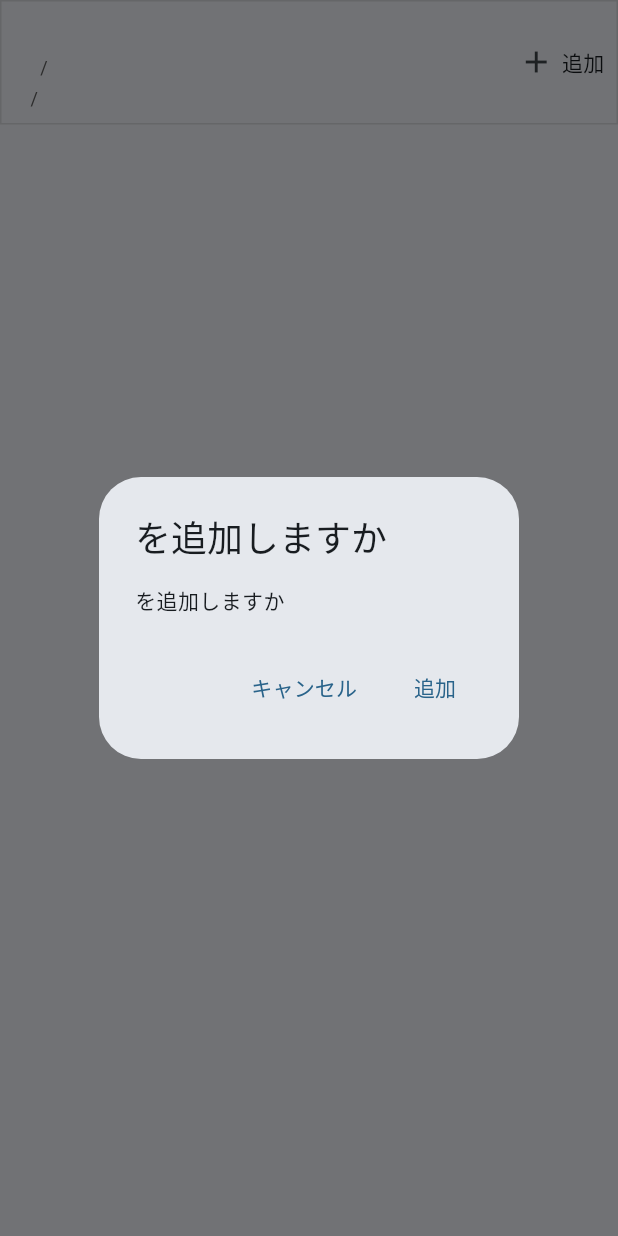
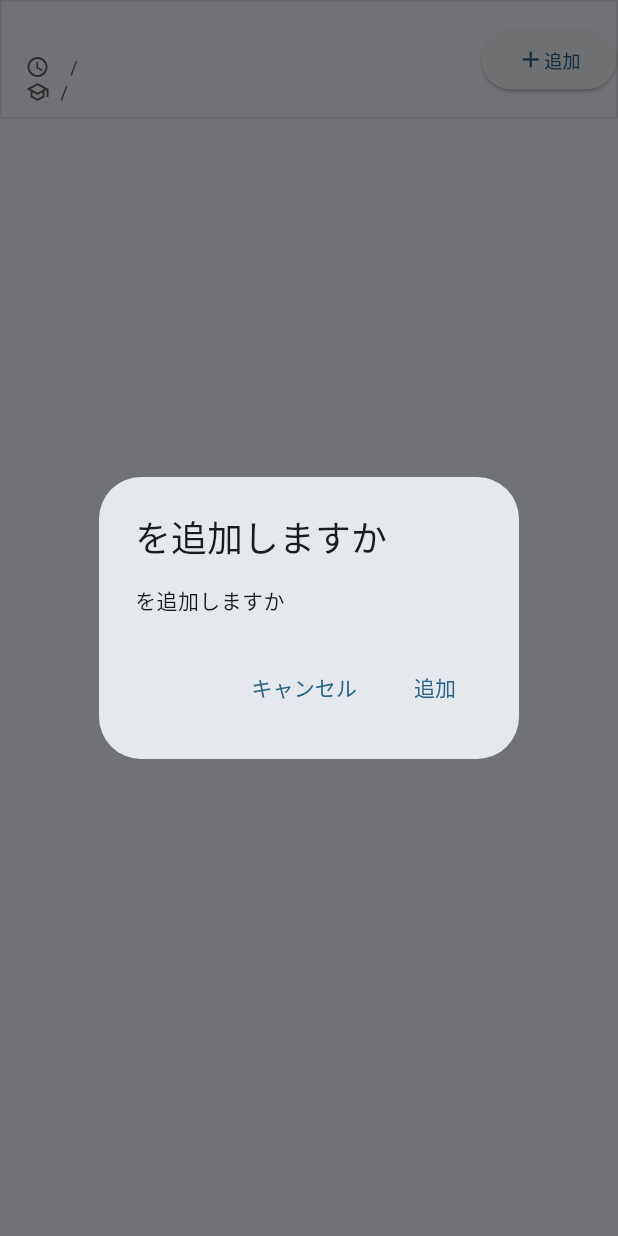
Before and after one commit to wasedaconnect/waseda_connect, a Flutter app: the SyllabusItemWidget widget shown alone on an empty page, opened directly with empty values, after a tap on "追加", on a phone screen of 412 x 824 dp. Run offline on Flutter 3.47's test engine with Material 3 defaults, Android fonts, the phone set to English and light mode, and no system bars; our stand-ins replace csv, firebase_analytics, firebase_core, firebase_remote_config, flutter_riverpod, hooks_riverpod and 4 more; missing offline and left inert: dart:ffi, ulid, version; accounts and stored records are empty.

Commit message:
ボタンのスタイルの変更

```diff
--- a/lib/components/ClassListViewComponent.dart
+++ b/lib/components/ClassListViewComponent.dart
@@ -124,6 +124,14 @@ class SyllabusItemWidget extends ConsumerWidget {
                               overflow: TextOverflow.ellipsis,
                             ),
                             SizedBox(height: 4.0),
+                            Row(
+                              children: [
+                                Icon(
+                                  Icons.access_time,
+                                  size: 16,
+                                  color: Colors.grey[700],
+                                ), // Iconを追加
+                                SizedBox(width: 4), // アイコンとテキストの間隔を調整
                                 Text(
                                   '${termMap[classData.semester]} ${numToDay[classData.classDay1]} ${periodMap[classData.classStart1]}' +
                                       (classData.classDay2 != 7 ||
@@ -135,8 +143,18 @@ class SyllabusItemWidget extends ConsumerWidget {
                                     color: Colors.grey[700],
                                   ),
                                 ),
-                            SizedBox(height: 4.0),
-                            Text(
+                              ],
+                            ),
+                            Row(
+                              children: [
+                                Icon(
+                                  Icons.school_outlined,
+                                  size: 16,
+                                  color: Colors.grey[700],
+                                ),
+                                SizedBox(width: 4.0),
+                                Expanded(
+                                  child: Text(
                                     '${departments[classData.department]} / ${classData.instructor}',
                                     style: TextStyle(
                                       fontSize: 12.0,
@@ -144,15 +162,21 @@ class SyllabusItemWidget extends ConsumerWidget {
                                     ),
                                     overflow: TextOverflow.ellipsis,
                                   ),
+                                ),
+                              ],
+                            )
                           ],
                         ),
                       ),
                     ),
-                    IconButton(
-                      icon: Row(children: [
+                    ElevatedButton(
+                      child: Row(children: [
                         Icon(Icons.add),
-                        SizedBox(width: 5),
-                        Text('追加'),
+                        // SizedBox(width: 5),
+                        Text(
+                          '追加',
+                          style: TextStyle(fontSize: 12),
+                        ),
                       ]),
                       onPressed: () {
                         // 追加ボタンが押されたときの処理を記述
```
Also changed, not shown: lib/components/classDetailComponent.dart (+39 -34 lines). Lines whose indentation alone changed are shown as unchanged.
